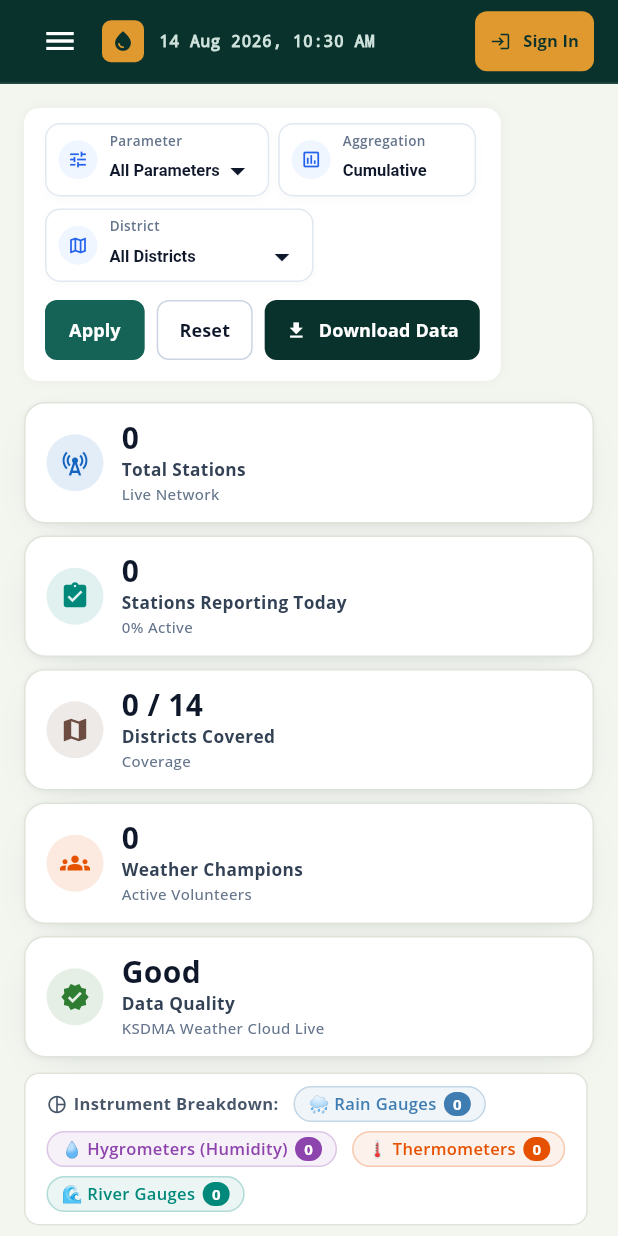
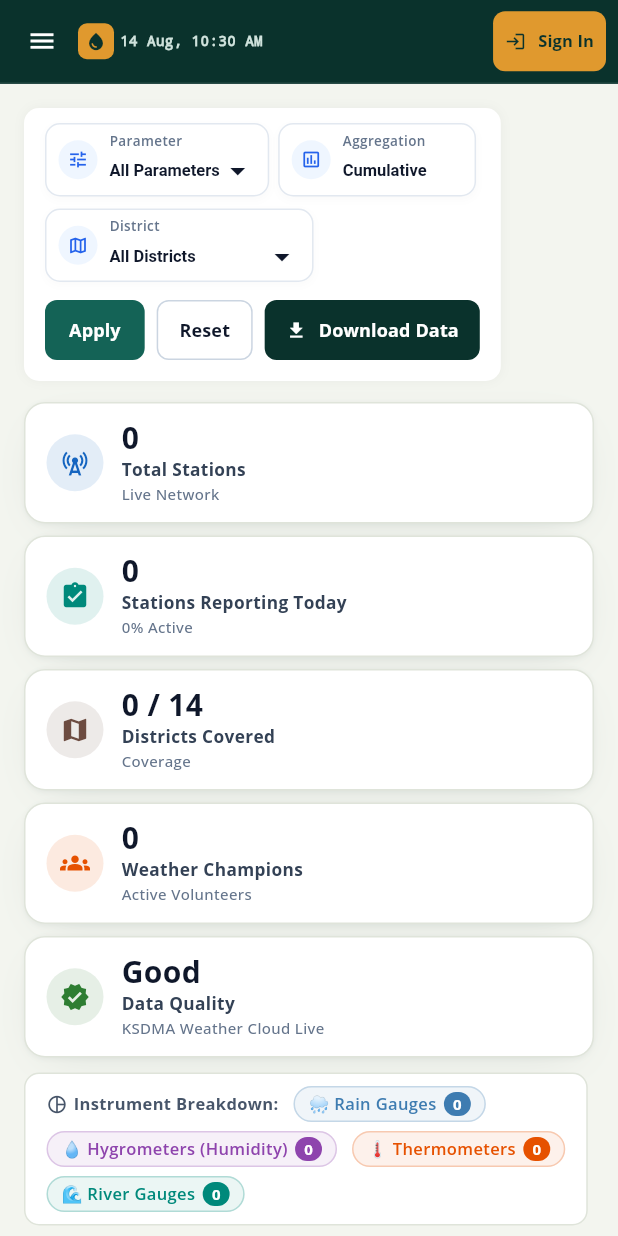
Before and after one commit to sksuman14/Cloud_Sense_WebApp, a Flutter app: the KsdmaPortalMainPage screen opened by its route, on a phone screen of 412 x 824 dp. Run offline on Flutter 3.47's test engine with Material 3 defaults, Android fonts, the phone set to English and light mode, and no system bars; our stand-ins replace csv, email_validator, file_picker, firebase_core, firebase_messaging, fl_chart and 11 more; missing offline and left inert: amplify_auth_cognito, amplify_flutter, dart:html, flutter_map_marker_cluster, mobile_scanner, universal_html; accounts and stored records are empty; network calls fail; project files that could hold a hidden picture were left out.

Commit message:
ADDED RESPONSIVENESS

```diff
--- a/lib/src/ksdma_citizen/views/ksdma_portal_main.dart
+++ b/lib/src/ksdma_citizen/views/ksdma_portal_main.dart
@@ -81,7 +81,7 @@ class _KsdmaPortalMainPageState extends State<KsdmaPortalMainPage> {
                           // Top Header Ribbon
                           Container(
                             height: 56,
-                            padding: const EdgeInsets.symmetric(horizontal: 16),
+                            padding: EdgeInsets.symmetric(horizontal: isMobile ? 8 : 16),
                             decoration: const BoxDecoration(
                               color: KsdmaColors.primaryDark,
                               border: Border(bottom: BorderSide(color: Colors.white12)),
@@ -90,24 +90,26 @@ class _KsdmaPortalMainPageState extends State<KsdmaPortalMainPage> {
                               children: [
                                 if (isMobile) ...[
                                   IconButton(
+                                    visualDensity: VisualDensity.compact,
+                                    padding: EdgeInsets.zero,
                                     onPressed: () => _scaffoldKey.currentState?.openDrawer(),
-                                    icon: const Icon(Icons.menu, color: Colors.white),
+                                    icon: const Icon(Icons.menu, color: Colors.white, size: 20),
                                   ),
                                   const SizedBox(width: 4),
                                 ],
 
                                 Container(
-                                  width: 28,
-                                  height: 28,
+                                  width: isMobile ? 24 : 28,
+                                  height: isMobile ? 24 : 28,
                                   decoration: BoxDecoration(
                                     color: KsdmaColors.gold,
                                     borderRadius: BorderRadius.circular(6),
                                   ),
-                                  child: const Center(
-                                    child: Icon(Icons.water_drop, color: KsdmaColors.primaryDark, size: 16),
+                                  child: Center(
+                                    child: Icon(Icons.water_drop, color: KsdmaColors.primaryDark, size: isMobile ? 14 : 16),
                                   ),
                                 ),
-                                const SizedBox(width: 10),
+                                SizedBox(width: isMobile ? 4 : 10),
                                 Builder(
                                   builder: (context) {
                                     final now = DateTime.now();
@@ -119,30 +121,38 @@ class _KsdmaPortalMainPageState extends State<KsdmaPortalMainPage> {
                                     final hourStr = hour.toString().padLeft(2, '0');
                                     final minStr = now.minute.toString().padLeft(2, '0');
                                     final amPm = now.hour >= 12 ? 'PM' : 'AM';
-                                    final dateFormatted = '$dayStr $monthStr $yearStr, $hourStr:$minStr $amPm';
+                                    final dateFormatted = isMobile
+                                        ? '$dayStr $monthStr, $hourStr:$minStr $amPm'
+                                        : '$dayStr $monthStr $yearStr, $hourStr:$minStr $amPm';
 
                                     return Row(
+                                      mainAxisSize: MainAxisSize.min,
                                       children: [
-                                        Text(
+                                        Flexible(
+                                          child: Text(
                                             dateFormatted,
-                                          style: const TextStyle(fontSize: 11, color: Color(0xFFCFE2DC), fontWeight: FontWeight.w600, fontFamily: 'monospace'),
+                                            style: TextStyle(fontSize: isMobile ? 9.5 : 11, color: const Color(0xFFCFE2DC), fontWeight: FontWeight.w600, fontFamily: 'monospace'),
+                                            overflow: TextOverflow.ellipsis,
+                                            maxLines: 1,
                                           ),
+                                        ),
+                                        if (!isMobile) ...[
                                           const SizedBox(width: 8),
-                                        if (!isMobile)
                                           Container(
                                             padding: const EdgeInsets.symmetric(horizontal: 8, vertical: 3),
                                             decoration: BoxDecoration(
                                               color: KsdmaColors.leafTint,
                                               borderRadius: BorderRadius.circular(6),
                                             ),
-                                            child: Row(
-                                              children: const [
+                                            child: const Row(
+                                              children: [
                                                 Icon(Icons.sensors, size: 12, color: KsdmaColors.leaf),
                                                 SizedBox(width: 4),
                                                 Text('Live Sync', style: TextStyle(fontSize: 10, fontWeight: FontWeight.bold, color: KsdmaColors.leaf)),
                                               ],
                                             ),
                                           ),
+                                        ],
                                       ],
                                     );
                                   },
@@ -162,41 +172,53 @@ class _KsdmaPortalMainPageState extends State<KsdmaPortalMainPage> {
                                     style: ElevatedButton.styleFrom(
                                       backgroundColor: KsdmaColors.gold,
                                       foregroundColor: KsdmaColors.primaryDark,
-                                      padding: EdgeInsets.symmetric(horizontal: isMobile ? 10 : 16, vertical: 8),
+                                      padding: EdgeInsets.symmetric(horizontal: isMobile ? 8 : 16, vertical: 8),
                                       shape: RoundedRectangleBorder(borderRadius: BorderRadius.circular(8)),
                                       elevation: 0,
                                     ),
                                   ),
                                 ] else ...[
+                                  Flexible(
+                                    child: Column(
+                                      mainAxisSize: MainAxisSize.min,
+                                      crossAxisAlignment: CrossAxisAlignment.end,
+                                      mainAxisAlignment: MainAxisAlignment.center,
+                                      children: [
                                         Container(
-                                    padding: const EdgeInsets.symmetric(horizontal: 10, vertical: 4),
+                                          padding: const EdgeInsets.symmetric(horizontal: 7, vertical: 2),
                                           decoration: BoxDecoration(
                                             color: KsdmaColors.goldTint,
-                                      borderRadius: BorderRadius.circular(12),
+                                            borderRadius: BorderRadius.circular(10),
                                             border: Border.all(color: KsdmaColors.gold),
                                           ),
                                           child: Row(
+                                            mainAxisSize: MainAxisSize.min,
                                             children: [
-                                        Icon(isAdmin ? Icons.security : isOfficer ? Icons.verified_user : Icons.person, size: 12, color: KsdmaColors.goldDark),
-                                        const SizedBox(width: 4),
+                                              Icon(isAdmin ? Icons.security : isOfficer ? Icons.verified_user : Icons.person, size: 10, color: KsdmaColors.goldDark),
+                                              const SizedBox(width: 3),
                                               Text(
                                                 isAdmin
                                                     ? 'HQ Admin'
                                                     : isOfficer
                                                         ? 'Officer'
                                                         : 'Volunteer',
-                                          style: const TextStyle(fontSize: 10, fontWeight: FontWeight.bold, color: KsdmaColors.goldDark),
+                                                style: const TextStyle(fontSize: 9, fontWeight: FontWeight.bold, color: KsdmaColors.goldDark),
                                               ),
                                             ],
                                           ),
                                         ),
                                         if (state.currentUser.fullName.isNotEmpty) ...[
-                                    const SizedBox(width: 6),
+                                          const SizedBox(height: 2),
                                           Text(
                                             state.currentUser.fullName.split(' ').first,
-                                      style: const TextStyle(fontSize: 11, fontWeight: FontWeight.bold, color: Colors.white),
+                                            style: TextStyle(fontSize: isMobile ? 10 : 10.5, fontWeight: FontWeight.bold, color: Colors.white),
+                                            overflow: TextOverflow.ellipsis,
+                                            maxLines: 1,
                                           ),
                                         ],
+                                      ],
+                                    ),
+                                  ),
                                 ],
                               ],
                             ),
```
Also changed, not shown: 3 other files. Lines whose indentation alone changed are shown as unchanged.
